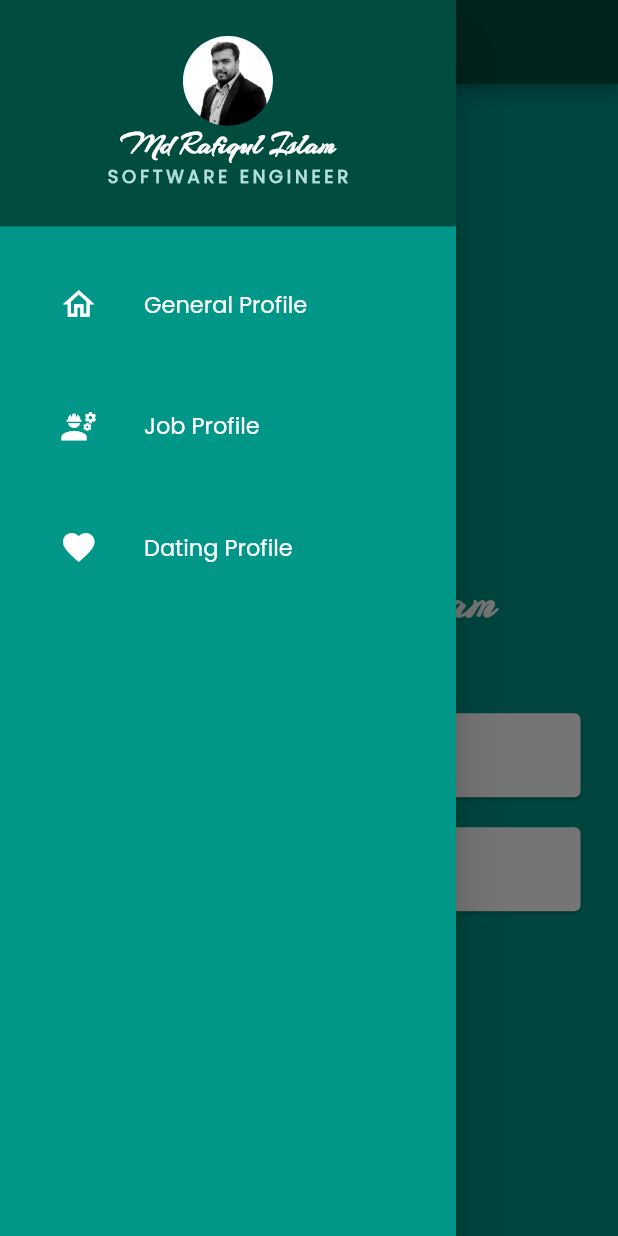
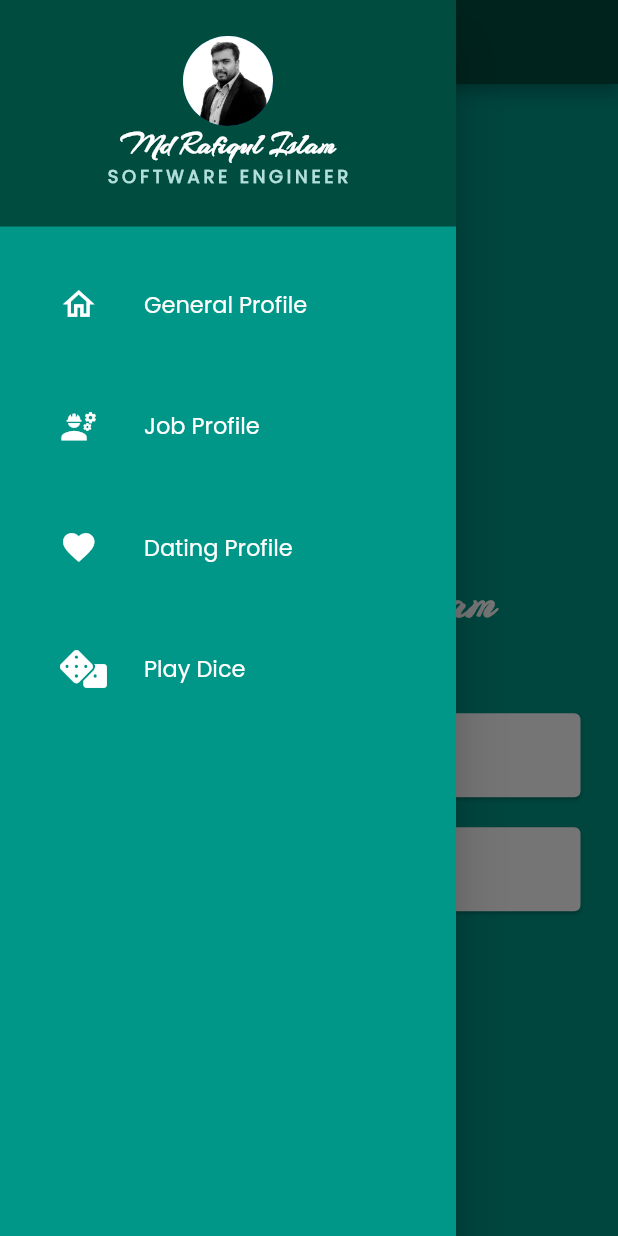
Before and after one commit to vutfiq01/mi_flash_card, a Flutter app: the screen it shows after launch, with the side drawer open, on a phone screen of 412 x 824 dp. Run offline on Flutter 3.47's test engine with Material 2 defaults, Android fonts, the phone set to English and light mode, and no system bars; our stand-ins replace font_awesome_flutter.

Commit message:
added dice page

```diff
--- a/lib/widget/navigation_drawer.dart
+++ b/lib/widget/navigation_drawer.dart
@@ -1,5 +1,7 @@
 import 'package:flutter/material.dart';
+import 'package:font_awesome_flutter/font_awesome_flutter.dart';
 import 'package:mi_flash_card/dating_profile_page.dart';
+import 'package:mi_flash_card/dice_app.dart';
 import 'package:mi_flash_card/job_profile_page.dart';
 import 'package:mi_flash_card/main.dart';
 
@@ -135,6 +137,31 @@ class MyNavigationDrawer extends StatelessWidget {
                 ),
               ),
             ),
+            ListTile(
+              tileColor: Colors.teal,
+              onTap: () {
+                Navigator.pop(context);
+                Navigator.push(
+                  context,
+                  MaterialPageRoute(
+                    builder: (context) => const DicePage(),
+                  ),
+                );
+              },
+              leading: const Icon(
+                FontAwesomeIcons.dice,
+                size: 25,
+                color: Colors.white,
+              ),
+              title: const Text(
+                'Play Dice',
+                style: TextStyle(
+                  fontSize: 15,
+                  fontFamily: 'Poppins',
+                  color: Colors.white,
+                ),
+              ),
+            ),
           ],
         ),
       );
```
Also changed, not shown: lib/dice_app.dart (added, +65 -0 lines), images/dice1.png (added), images/dice2.png (added), images/dice3.png (added), images/dice4.png (added), images/dice5.png (added), images/dice6.png (added).
